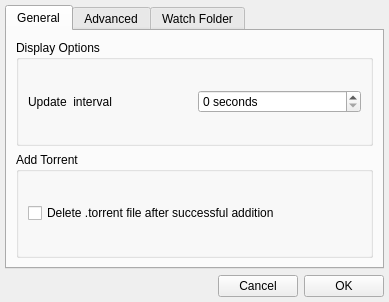
Before: the Qt Designer form appsettings.ui in mveinot/transmission-control, drawn with Qt 5.
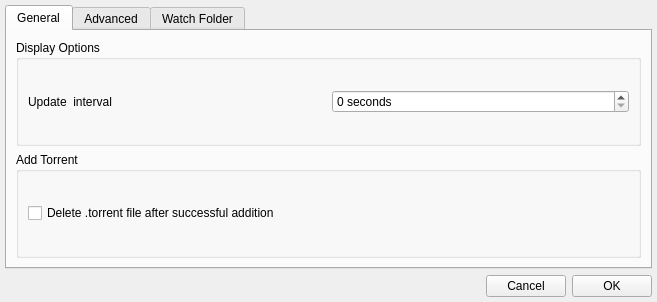
After: the same form once the commit is applied.

```diff
--- a/appsettings.ui
+++ b/appsettings.ui
@@ -6,7 +6,7 @@
    <rect>
     <x>0</x>
     <y>0</y>
-    <width>389</width>
+    <width>657</width>
     <height>302</height>
    </rect>
   </property>
```
